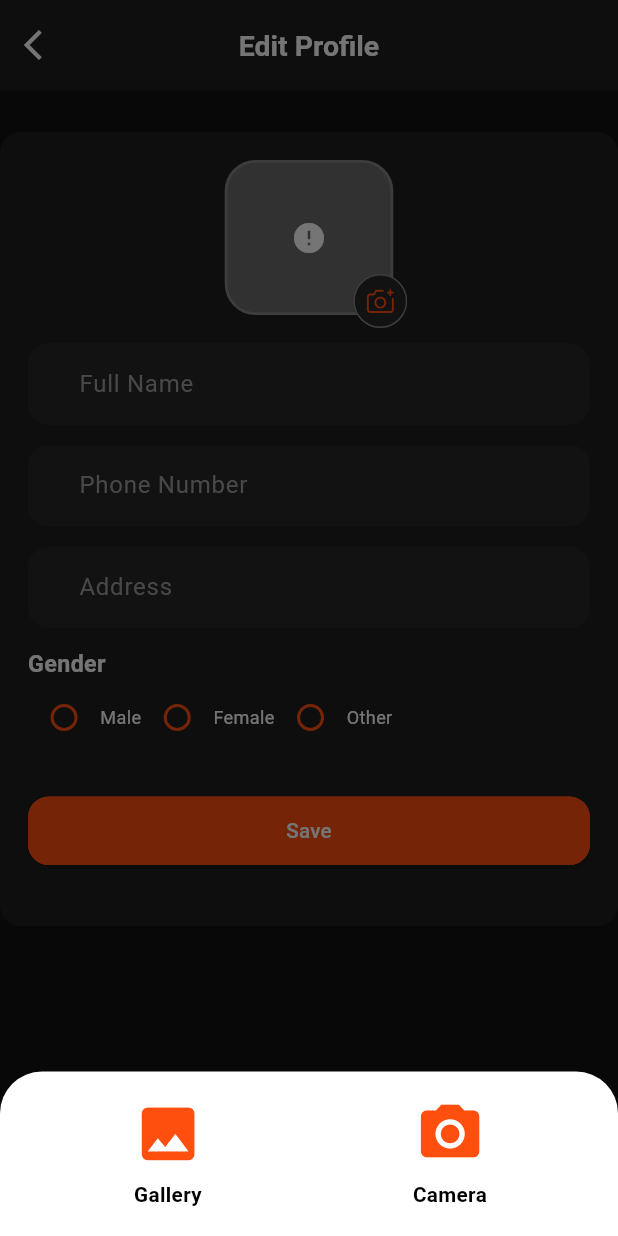
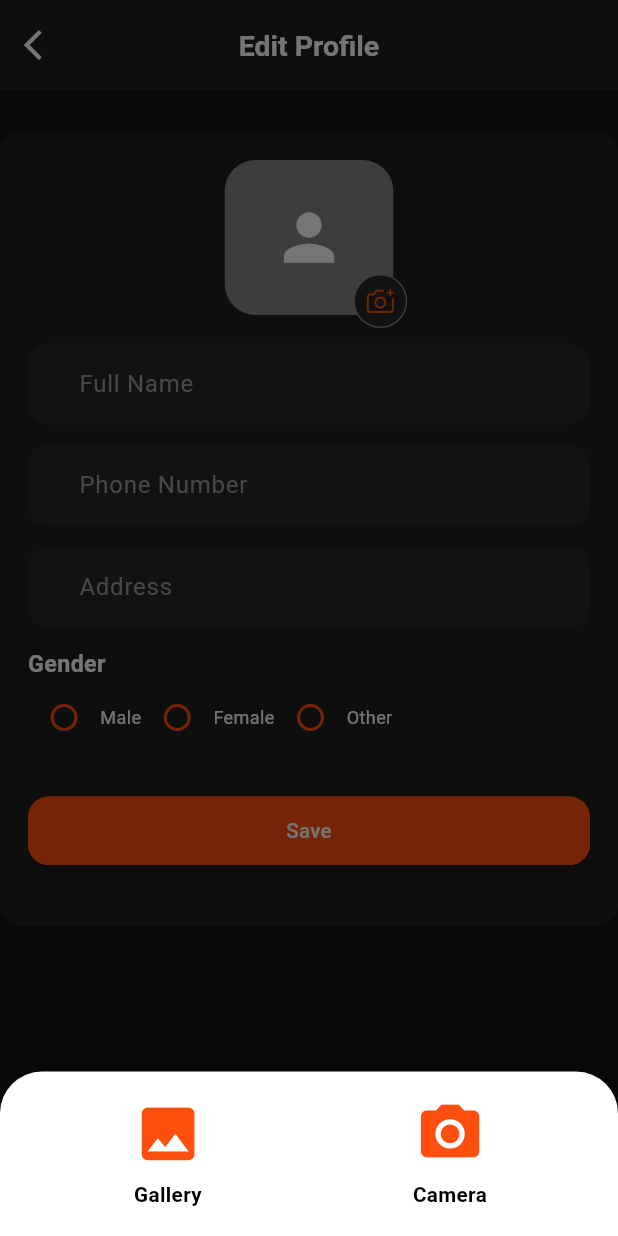
Before and after one commit to sparktechagency/Map-My-Taste, a Flutter app: the EditProfileScreen screen opened by its route, after a tap on an icon or button, on a phone screen of 412 x 824 dp. Run offline on Flutter 3.47's test engine with Material 3 defaults, Android fonts, the phone set to English and light mode, and no system bars; drawn by our look-alikes of cached_network_image; our stand-ins replace dio, flutter_chat_bubble, flutter_screenutil, flutter_spinkit, flutter_svg, fluttertoast and 8 more; missing offline and left inert: mime_type; accounts and stored records are empty; network calls fail; Roboto replaces fonts that are missing (Arial).

Commit message:
feat : edit profile part and get data

```diff
--- a/lib/views/screen/Profile/edit_profile_screen.dart
+++ b/lib/views/screen/Profile/edit_profile_screen.dart
@@ -1,3 +1,5 @@
+import 'dart:io';
+
 import 'package:flutter/material.dart';
 import 'package:flutter_screenutil/flutter_screenutil.dart';
 import 'package:flutter_svg/svg.dart';
@@ -19,9 +21,17 @@ class EditProfileScreen extends StatefulWidget {
   State<EditProfileScreen> createState() => _EditProfileScreenState();
 }
 
+
+class _EditProfileScreenState extends State<EditProfileScreen> {
+
   final ProfileController _controller = Get.put(ProfileController());
 
-class _EditProfileScreenState extends State<EditProfileScreen> {
+  @override
+  void initState() {
+    super.initState();
+    _controller.getProfileData();
+  }
+
   @override
   Widget build(BuildContext context) {
     return Scaffold(
@@ -67,22 +77,39 @@ class _EditProfileScreenState extends State<EditProfileScreen> {
                 child: Column(
                   crossAxisAlignment: CrossAxisAlignment.start,
                   children: [
-                    //==============================> Profile picture section <=======================
-                    Center(
+                    Obx(() {
+                      return Center(
                         child: Stack(
                           clipBehavior: Clip.none,
                           children: [
-                          CustomNetworkImage(
-                            imageUrl:
-                            'https://t4.ftcdn.net/jpg/02/24/86/95/360_F_224869519_aRaeLneqALfPNBzg0xxMZXghtvBXkfIA.jpg',
+                            // 🔹 Priority: picked image → API image → placeholder
+                            _controller.imagesPath.value.isNotEmpty
+                                ? ClipRRect(
+                                    borderRadius: BorderRadius.circular(24.r),
+                                    child: Image.file(
+                                      File(_controller.imagesPath.value),
+                                      height: 120.h,
+                                      width: 120.w,
+                                      fit: BoxFit.cover,
+                                    ),
+                                  )
+                                : _controller.profileImageUrl.value.isNotEmpty
+                                ? CustomNetworkImage(
+                                    imageUrl: _controller.profileImageUrl.value,
                                     height: 120.h,
                                     width: 120.w,
                                     borderRadius: BorderRadius.circular(24.r),
-                            border: Border.all(
-                              width: 2.w,
+                                  )
+                                : Container(
+                                    height: 120.h,
+                                    width: 120.w,
+                                    decoration: BoxDecoration(
                                       color: AppColors.greyColor,
+                                      borderRadius: BorderRadius.circular(24.r),
                                     ),
+                                    child: const Icon(Icons.person, size: 50),
                                   ),
+
                             Positioned(
                               right: -10.w,
                               bottom: -10.h,
@@ -93,7 +120,8 @@ class _EditProfileScreenState extends State<EditProfileScreen> {
                             ),
                           ],
                         ),
-                    ),
+                      );
+                    }),
 
                     SizedBox(height: 22.h),
 
@@ -130,11 +158,13 @@ class _EditProfileScreenState extends State<EditProfileScreen> {
 
                     SizedBox(height: 32.h),
 
-                    //==============================> Button <=======================
                     CustomButton(
-                      onTap: () {},
+                      onTap: () {
+                        _controller.submitProfile(context);
+                      },
                       text: AppStrings.save.tr,
                     ),
+
                     SizedBox(height: 24.h),
                   ],
                 ),
@@ -143,96 +173,40 @@ class _EditProfileScreenState extends State<EditProfileScreen> {
           ],
         ),
       ),
-
     );
   }
 
-
-  //=========================> Gender Radio Button <================
-  _genderRadioButton() {
+  Widget _genderRadioButton() {
+    return Obx(() {
       return Row(
         children: [
-        InkWell(
-          // onTap:
-          //     () => setState(() {
-          //   _authController.selectedGender = 'male';
-          // }),
-          child: Row(
+          _genderItem('male', 'Male'),
+          _genderItem('female', 'Female'),
+          _genderItem('other', 'Other'),
+        ],
+      );
+    });
+  }
+
+
+  Widget _genderItem(String value, String label) {
+    return Row(
       children: [
         Radio<String>(
-                value: 'male',
-              //  groupValue: _authController.selectedGender,
-                onChanged: (value) {
-                  // setState(() {
-                  //   _authController.selectedGender = value;
-                  // });
+          value: value,
+          groupValue: _controller.selectedGender.value,
+          onChanged: (val) {
+            _controller.selectedGender.value = val!;
           },
-                fillColor: MaterialStateProperty.resolveWith<Color>((states) {
-                  if (states.contains(MaterialState.selected)) {
-                    return AppColors.primaryColor;
-                  }
+          fillColor: WidgetStateProperty.resolveWith((states) {
             return AppColors.primaryColor;
           }),
         ),
-              CustomText(text: 'Male'.tr, fontSize: 14.sp),
-            ],
-          ),
-        ),
-        InkWell(
-          // onTap:
-          //     () => setState(() {
-          //   _authController.selectedGender = 'female';
-          // }),
-          child: Row(
-            children: [
-              Radio<String>(
-                value: 'female',
-              //  groupValue: _authController.selectedGender,
-                onChanged: (value) {
-                  // setState(() {
-                  //   _authController.selectedGender = value;
-                  // });
-                },
-                fillColor: MaterialStateProperty.resolveWith<Color>((states) {
-                  if (states.contains(MaterialState.selected)) {
-                    return AppColors.primaryColor;
-                  }
-                  return AppColors.primaryColor;
-                }),
-              ),
-              CustomText(text: 'Female'.tr, fontSize: 14.sp),
-            ],
-          ),
-        ),
-        InkWell(
-          // onTap:
-          //     () => setState(() {
-          //   _authController.selectedGender = 'other';
-          // }),
-          child: Row(
-            children: [
-              Radio<String>(
-                value: 'other',
-              //  groupValue: _authController.selectedGender,
-                onChanged: (value) {
-                  // setState(() {
-                  //   _authController.selectedGender = value;
-                  // });
-                },
-                fillColor: MaterialStateProperty.resolveWith<Color>((states) {
-                  if (states.contains(MaterialState.selected)) {
-                    return AppColors.primaryColor;
-                  }
-                  return AppColors.primaryColor;
-                }),
-              ),
-              CustomText(text: 'Other'.tr, fontSize: 14.sp),
-            ],
-          ),
-        ),
+        CustomText(text: label.tr, fontSize: 14.sp),
       ],
     );
   }
+
 
   //====================================> Pick Image Gallery and Camera <====================
   void _showImagePickerOption() {
```
Also changed, not shown: lib/controllers/profile_controller.dart (+127 -0 lines), lib/views/screen/Profile/profile_screen.dart (+10 -10 lines). Lines whose indentation alone changed are shown as unchanged.
